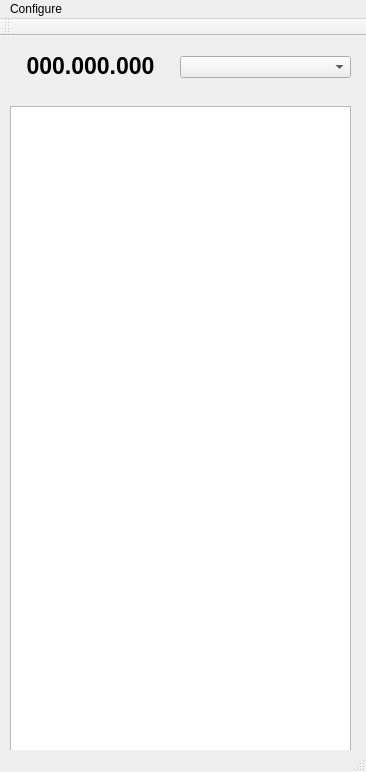
zsteva/backup-minos2, file mqt/MqtBandmap/bandmapmainwindow.ui: the form before one commit.
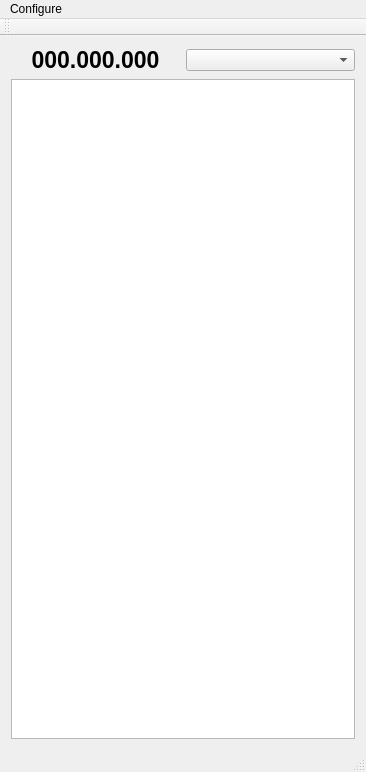
The form after the commit.

Commit message: dial now resizes as window is resized

The edit to the form file:
```diff
--- a/mqt/MqtBandmap/bandmapmainwindow.ui
+++ b/mqt/MqtBandmap/bandmapmainwindow.ui
@@ -14,15 +14,11 @@
    <string>Minos BandMap</string>
   </property>
   <widget class="QWidget" name="centralWidget">
+   <layout class="QVBoxLayout" name="verticalLayout">
+    <item>
+     <layout class="QHBoxLayout" name="horizontalLayout">
+      <item>
    <widget class="QLabel" name="radioFreq">
-    <property name="geometry">
-     <rect>
-      <x>10</x>
-      <y>20</y>
-      <width>161</width>
-      <height>20</height>
-     </rect>
-    </property>
     <property name="font">
      <font>
       <pointsize>17</pointsize>
@@ -37,26 +33,16 @@
      <set>Qt::AlignCenter</set>
     </property>
    </widget>
-   <widget class="QComboBox" name="selectRadioBox">
-    <property name="geometry">
-     <rect>
-      <x>180</x>
-      <y>20</y>
-      <width>171</width>
-      <height>22</height>
-     </rect>
-    </property>
-   </widget>
-   <widget class="QGraphicsView" name="bandmapView">
-    <property name="geometry">
-     <rect>
-      <x>10</x>
-      <y>70</y>
-      <width>341</width>
-      <height>651</height>
-     </rect>
-    </property>
-   </widget>
+      </item>
+      <item>
+       <widget class="QComboBox" name="selectRadioBox"/>
+      </item>
+     </layout>
+    </item>
+    <item>
+     <widget class="QGraphicsView" name="bandmapView"/>
+    </item>
+   </layout>
   </widget>
   <widget class="QMenuBar" name="menuBar">
    <property name="geometry">
```
Lines whose indentation alone changed are shown as unchanged. The commit also changes 7 other files.
